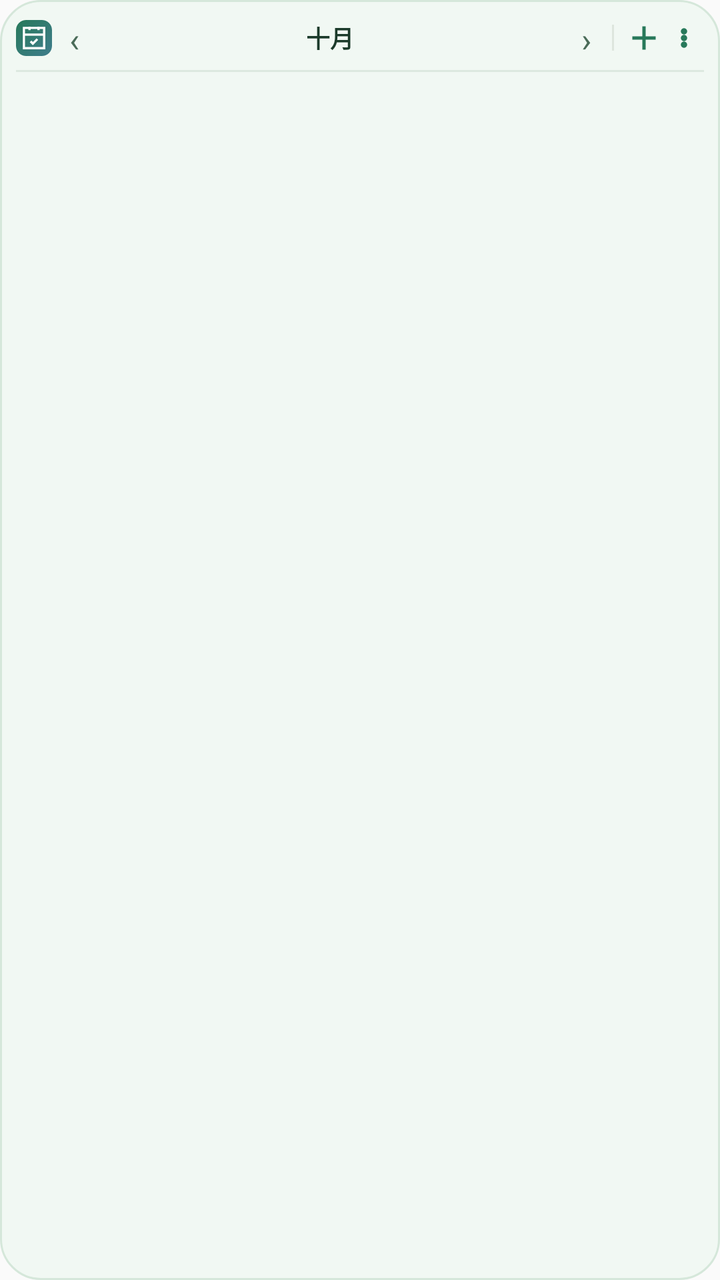
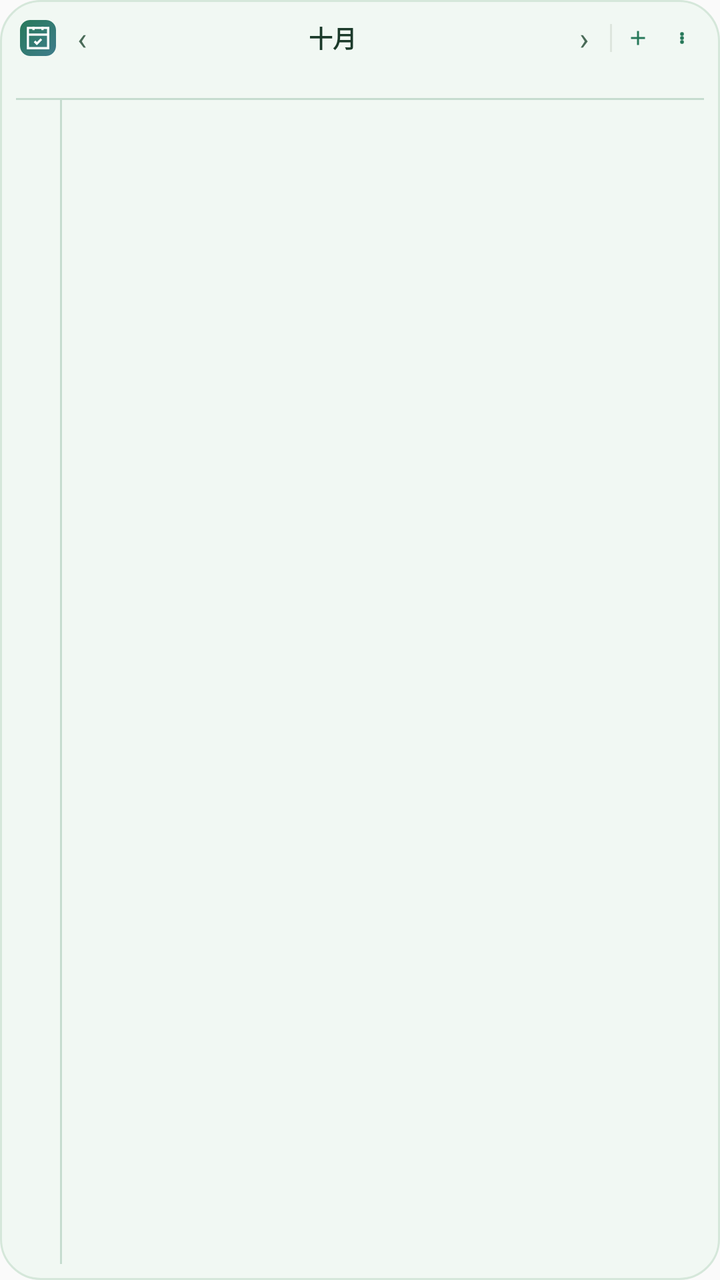

Before-and-after screenshots of an Android layout around one commit, followed by the original layout XML and the change that was made.
<!-- AndroidManifest.xml: application theme AppTheme -->
<!-- res/layout/widget_schedule.xml -->
<?xml version="1.0" encoding="utf-8"?>
<LinearLayout xmlns:android="http://schemas.android.com/apk/res/android"
    android:id="@+id/widget_root"
    android:layout_width="match_parent"
    android:layout_height="match_parent"
    android:background="@drawable/widget_bg"
    android:orientation="vertical"
    android:padding="8dp">

    
    <LinearLayout
        android:layout_width="match_parent"
        android:layout_height="22dp"
        android:gravity="center_vertical"
        android:orientation="horizontal">

        <ImageView
            android:id="@+id/iv_logo"
            android:layout_width="18dp"
            android:layout_height="18dp"
            android:contentDescription="回到今天"
            android:src="@drawable/ic_widget_logo" />

        <TextView
            android:id="@+id/btn_prev_month"
            android:layout_width="22dp"
            android:layout_height="22dp"
            android:gravity="center"
            android:text="‹"
            android:textColor="#4A6B58"
            android:textSize="17sp" />

        <TextView
            android:id="@+id/tv_month"
            android:layout_width="0dp"
            android:layout_height="wrap_content"
            android:layout_weight="1"
            android:gravity="center"
            android:text="十月"
            android:textColor="#1B3A2A"
            android:textSize="12sp"
            android:textStyle="bold" />

        <TextView
            android:id="@+id/btn_next_month"
            android:layout_width="22dp"
            android:layout_height="22dp"
            android:gravity="center"
            android:text="›"
            android:textColor="#4A6B58"
            android:textSize="17sp" />

        <TextView
            android:layout_width="1dp"
            android:layout_height="13dp"
            android:layout_marginLeft="2dp"
            android:layout_marginRight="2dp"
            android:background="#DDE5DD"
            android:text="" />

        <ImageView
            android:id="@+id/btn_add"
            android:layout_width="20dp"
            android:layout_height="20dp"
            android:layout_marginLeft="3dp"
            android:contentDescription="新建任务"
            android:src="@drawable/ic_plus" />

        <ImageView
            android:id="@+id/btn_settings"
            android:layout_width="20dp"
            android:layout_height="20dp"
            android:contentDescription="小组件设置"
            android:src="@drawable/ic_more" />
    </LinearLayout>

    
    <LinearLayout
        android:id="@+id/date_strip"
        android:layout_width="match_parent"
        android:layout_height="wrap_content"
        android:layout_marginTop="2dp"
        android:orientation="horizontal" />

    
    <LinearLayout
        android:id="@+id/habit_rows"
        android:layout_width="match_parent"
        android:layout_height="wrap_content"
        android:layout_marginTop="3dp"
        android:background="#E7F3EA"
        android:orientation="vertical"
        android:padding="3dp"
        android:visibility="gone" />

    <TextView
        android:layout_width="match_parent"
        android:layout_height="1dp"
        android:layout_marginTop="3dp"
        android:background="#DCE9DF"
        android:text="" />

    
    <FrameLayout
        android:id="@+id/tl_frame"
        android:layout_width="match_parent"
        android:layout_height="0dp"
        android:layout_marginTop="2dp"
        android:layout_weight="1">

        <LinearLayout
            android:id="@+id/tl_grid"
            android:layout_width="match_parent"
            android:layout_height="match_parent"
            android:orientation="vertical" />

        
        <LinearLayout
            android:id="@+id/tl_now"
            android:layout_width="match_parent"
            android:layout_height="match_parent"
            android:orientation="vertical" />

        
        <LinearLayout
            android:id="@+id/tl_tasks"
            android:layout_width="match_parent"
            android:layout_height="match_parent"
            android:orientation="vertical"
            android:paddingLeft="22dp" />
    </FrameLayout>

    
    <LinearLayout
        android:id="@+id/untimed_strip"
        android:layout_width="match_parent"
        android:layout_height="wrap_content"
        android:layout_marginTop="3dp"
        android:orientation="vertical"
        android:visibility="gone" />

    
    <TextView
        android:id="@+id/tv_footer"
        android:layout_width="match_parent"
        android:layout_height="wrap_content"
        android:layout_marginTop="2dp"
        android:gravity="center"
        android:text=""
        android:textColor="#6B8574"
        android:textSize="9sp"
        android:visibility="gone" />
</LinearLayout>
<!-- resources referenced by this layout -->
<resources>
  <!-- drawable ic_more (drawable) -->
  <?xml version="1.0" encoding="utf-8"?>
  <vector xmlns:android="http://schemas.android.com/apk/res/android"
      android:width="24dp"
      android:height="24dp"
      android:viewportHeight="24"
      android:viewportWidth="24">
      <path
          android:fillColor="#27795A"
          android:pathData="M12,8m-1.9,0a1.9,1.9 0 1,0 3.8,0a1.9,1.9 0 1,0 -3.8,0" />
      <path
          android:fillColor="#27795A"
          android:pathData="M12,12m-1.9,0a1.9,1.9 0 1,0 3.8,0a1.9,1.9 0 1,0 -3.8,0" />
      <path
          android:fillColor="#27795A"
          android:pathData="M12,16m-1.9,0a1.9,1.9 0 1,0 3.8,0a1.9,1.9 0 1,0 -3.8,0" />
  </vector>
  <!-- drawable ic_plus (drawable) -->
  <?xml version="1.0" encoding="utf-8"?>
  <vector xmlns:android="http://schemas.android.com/apk/res/android"
      android:width="24dp"
      android:height="24dp"
      android:viewportWidth="24"
      android:viewportHeight="24">
      <path
          android:fillColor="#27795A"
          android:pathData="M11,5 L11,11 L5,11 L5,13 L11,13 L11,19 L13,19 L13,13 L19,13 L19,11 L13,11 L13,5 Z" />
  </vector>
  <!-- drawable ic_widget_logo (drawable) -->
  <?xml version="1.0" encoding="utf-8"?>
  <vector xmlns:android="http://schemas.android.com/apk/res/android"
      xmlns:aapt="http://schemas.android.com/aapt"
      android:width="192dp"
      android:height="192dp"
      android:viewportWidth="32"
      android:viewportHeight="32">
  
      
      <path android:pathData="M9,0h14c4.97,0 9,4.03 9,9v14c0,4.97 -4.03,9 -9,9H9c-4.97,0 -9,-4.03 -9,-9V9C0,4.03 4.03,0 9,0z">
          <aapt:attr name="android:fillColor">
              <gradient
                  android:type="linear"
                  android:startX="0"
                  android:startY="0"
                  android:endX="32"
                  android:endY="32">
                  <item android:offset="0" android:color="#27795A" />
                  <item android:offset="1" android:color="#3F7D8C" />
              </gradient>
          </aapt:attr>
      </path>
  
      
      <group
          android:translateX="4"
          android:translateY="4"
          android:strokeLineCap="round"
          android:strokeLineJoin="round">
          <path
              android:pathData="M8,2v3"
              android:strokeColor="#FFFFFF"
              android:strokeWidth="2" />
          <path
              android:pathData="M16,2v3"
              android:strokeColor="#FFFFFF"
              android:strokeWidth="2" />
          <path
              android:pathData="M3,3h18v18H3z"
              android:strokeColor="#FFFFFF"
              android:strokeWidth="2" />
          <path
              android:pathData="M3,9h18"
              android:strokeColor="#FFFFFF"
              android:strokeWidth="2" />
          <path
              android:pathData="M9,15l2,2l4,-4"
              android:strokeColor="#FFFFFF"
              android:strokeWidth="2" />
      </group>
  </vector>
  <!-- drawable widget_bg (drawable) -->
  <?xml version="1.0" encoding="utf-8"?>
  <shape xmlns:android="http://schemas.android.com/apk/res/android"
      android:shape="rectangle">
      <solid android:color="#F1F8F3" />
      <corners android:radius="20dp" />
      <stroke android:width="1dp" android:color="#D5E7DA" />
  </shape>
  <style name="AppTheme" parent="Theme.AppCompat.Light.DarkActionBar">
          
          <item name="colorPrimary">@color/colorPrimary</item>
          <item name="colorPrimaryDark">@color/colorPrimaryDark</item>
          <item name="colorAccent">@color/colorAccent</item>
      </style>
</resources>

<!-- the commit's change to res/layout/widget_schedule.xml (unified diff, before → after) -->
@@ -16,9 +16,10 @@
 
         <ImageView
             android:id="@+id/iv_logo"
-            android:layout_width="18dp"
-            android:layout_height="18dp"
+            android:layout_width="22dp"
+            android:layout_height="22dp"
             android:contentDescription="回到今天"
+            android:padding="2dp"
             android:src="@drawable/ic_widget_logo" />
 
         <TextView
@@ -28,12 +29,12 @@
             android:gravity="center"
             android:text="‹"
             android:textColor="#4A6B58"
-            android:textSize="17sp" />
+            android:textSize="16sp" />
 
         <TextView
             android:id="@+id/tv_month"
             android:layout_width="0dp"
-            android:layout_height="wrap_content"
+            android:layout_height="22dp"
             android:layout_weight="1"
             android:gravity="center"
             android:text="十月"
@@ -48,11 +49,11 @@
             android:gravity="center"
             android:text="›"
             android:textColor="#4A6B58"
-            android:textSize="17sp" />
+            android:textSize="16sp" />
 
         <TextView
             android:layout_width="1dp"
-            android:layout_height="13dp"
+            android:layout_height="14dp"
             android:layout_marginLeft="2dp"
             android:layout_marginRight="2dp"
             android:background="#DDE5DD"
@@ -60,17 +61,18 @@
 
         <ImageView
             android:id="@+id/btn_add"
-            android:layout_width="20dp"
-            android:layout_height="20dp"
-            android:layout_marginLeft="3dp"
+            android:layout_width="22dp"
+            android:layout_height="22dp"
             android:contentDescription="新建任务"
+            android:padding="5dp"
             android:src="@drawable/ic_plus" />
 
         <ImageView
             android:id="@+id/btn_settings"
-            android:layout_width="20dp"
-            android:layout_height="20dp"
+            android:layout_width="22dp"
+            android:layout_height="22dp"
             android:contentDescription="小组件设置"
+            android:padding="5dp"
             android:src="@drawable/ic_more" />
     </LinearLayout>
 
@@ -90,54 +92,93 @@
         android:layout_marginTop="3dp"
         android:background="#E7F3EA"
         android:orientation="vertical"
-        android:padding="3dp"
+        android:padding="2dp"
         android:visibility="gone" />
 
-    <TextView
-        android:layout_width="match_parent"
-        android:layout_height="1dp"
-        android:layout_marginTop="3dp"
-        android:background="#DCE9DF"
-        android:text="" />
-
     
-    <FrameLayout
-        android:id="@+id/tl_frame"
+    <LinearLayout
+        android:id="@+id/panel"
         android:layout_width="match_parent"
         android:layout_height="0dp"
         android:layout_marginTop="2dp"
-        android:layout_weight="1">
-
-        <LinearLayout
-            android:id="@+id/tl_grid"
-            android:layout_width="match_parent"
-            android:layout_height="match_parent"
-            android:orientation="vertical" />
+        android:layout_weight="1"
+        android:orientation="vertical">
 
         
         <LinearLayout
-            android:id="@+id/tl_now"
             android:layout_width="match_parent"
-            android:layout_height="match_parent"
-            android:orientation="vertical" />
+            android:layout_height="15dp"
+            android:orientation="horizontal">
+
+            <TextView
+                android:layout_width="22dp"
+                android:layout_height="match_parent"
+                android:text="" />
+
+            <LinearLayout
+                android:id="@+id/untimed_bar"
+                android:layout_width="0dp"
+                android:layout_height="match_parent"
+                android:layout_weight="1"
+                android:gravity="center_vertical"
+                android:orientation="horizontal" />
+        </LinearLayout>
+
+        
+        <TextView
+            android:layout_width="match_parent"
+            android:layout_height="1dp"
+            android:background="#C6DCCF"
+            android:text="" />
 
         
         <LinearLayout
-            android:id="@+id/tl_tasks"
             android:layout_width="match_parent"
-            android:layout_height="match_parent"
-            android:orientation="vertical"
-            android:paddingLeft="22dp" />
-    </FrameLayout>
+            android:layout_height="0dp"
+            android:layout_weight="1"
+            android:orientation="horizontal">
 
-    
-    <LinearLayout
-        android:id="@+id/untimed_strip"
-        android:layout_width="match_parent"
-        android:layout_height="wrap_content"
-        android:layout_marginTop="3dp"
-        android:orientation="vertical"
-        android:visibility="gone" />
+            <LinearLayout
+                android:id="@+id/tl_scale"
+                android:layout_width="22dp"
+                android:layout_height="match_parent"
+                android:orientation="vertical" />
+
+            
+            <TextView
+                android:layout_width="1dp"
+                android:layout_height="match_parent"
+                android:background="#C6DCCF"
+                android:text="" />
+
+            <FrameLayout
+                android:id="@+id/tl_frame"
+                android:layout_width="0dp"
+                android:layout_height="match_parent"
+                android:layout_weight="1">
+
+                <LinearLayout
+                    android:id="@+id/tl_grid"
+                    android:layout_width="match_parent"
+                    android:layout_height="match_parent"
+                    android:orientation="vertical" />
+
+                
+                <LinearLayout
+                    android:id="@+id/tl_now"
+                    android:layout_width="match_parent"
+                    android:layout_height="match_parent"
+                    android:orientation="vertical" />
+
+                <LinearLayout
+                    android:id="@+id/tl_tasks"
+                    android:layout_width="match_parent"
+                    android:layout_height="match_parent"
+                    android:orientation="vertical"
+                    android:paddingLeft="2dp" />
+            </FrameLayout>
+        </LinearLayout>
+    </LinearLayout>
 
     
     <TextView
